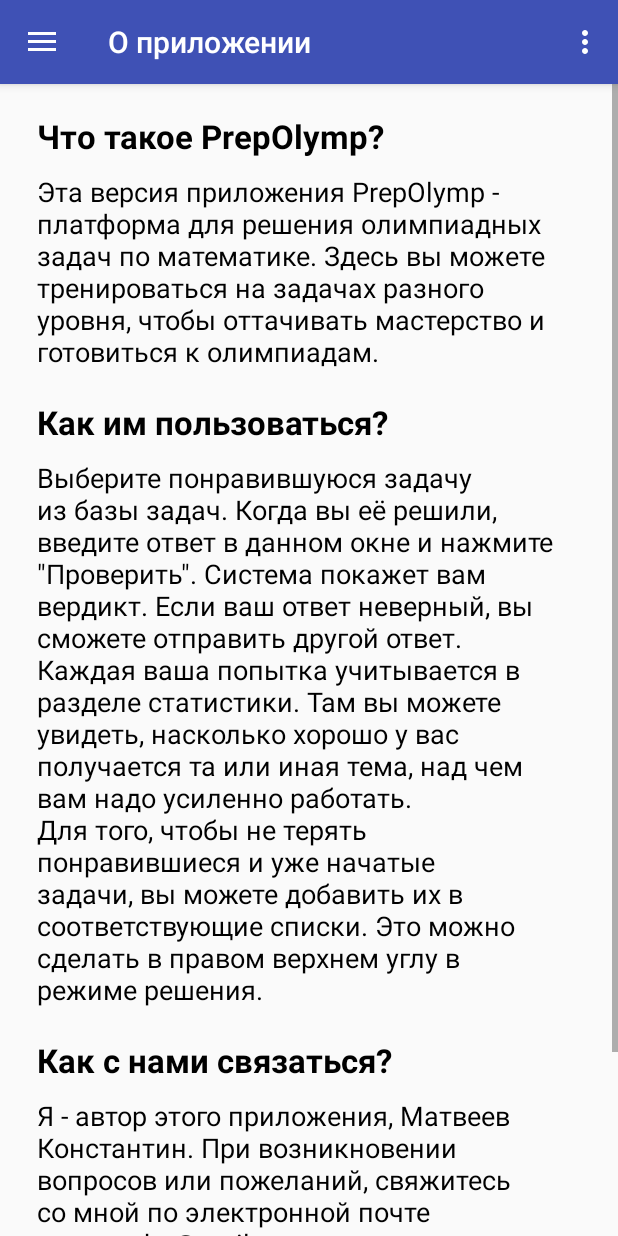
After one commit to matveevk/PrepOlymp, an Android app: the fragment About placed in its activity, on a phone screen of 412 x 824 dp. The commit adds this screen. Run offline under Robolectric (Android 15) with nearby library versions, the phone set to English and light mode, and no system bars.

Commit message:
* All problem lists coloured. * About fragment init.

```diff
--- a/app/src/main/java/com/example/root/prepolymp/MainActivity.java
+++ b/app/src/main/java/com/example/root/prepolymp/MainActivity.java
@@ -12,6 +12,7 @@ import android.support.v7.widget.Toolbar;
 import android.view.Menu;
 import android.view.MenuItem;
 
+import com.example.root.prepolymp.fragments.About;
 import com.example.root.prepolymp.fragments.Favourites;
 import com.example.root.prepolymp.fragments.ProblemList;
 import com.example.root.prepolymp.fragments.SolveLater;
@@ -104,6 +105,9 @@ public class MainActivity extends AppCompatActivity
             case R.id.nav_stats:
                 fragment = new Stats();
                 break;
+            case R.id.nav_about:
+                fragment = new About();
+                break;
         }
 
         if (fragment != null) {
--- a/app/src/main/java/com/example/root/prepolymp/Start.java
+++ b/app/src/main/java/com/example/root/prepolymp/Start.java
@@ -18,6 +18,7 @@ public class Start extends AppCompatActivity {
         super.onCreate(savedInstanceState);
         setContentView(R.layout.activity_start);
 
+        if (problems.size() == 0) {
             Problem problem = new Problem(1, "Найдите наименьшее натуральное число, кратное 99, в десятичной записи которого участвуют только чётные цифры.", "228888", "алгебра");
             problems.add(problem);
             isFavourite.add(false);
@@ -88,6 +89,7 @@ public class Start extends AppCompatActivity {
             isFavourite.add(false);
             isLater.add(false);
             isSolved.add(false);
+        }
 
         Intent intent = new Intent(this, MainActivity.class);
         startActivity(intent);
--- /dev/null
+++ b/app/src/main/java/com/example/root/prepolymp/fragments/About.java
@@ -0,0 +1,58 @@
+package com.example.root.prepolymp.fragments;
+
+import android.os.Bundle;
+import android.support.annotation.Nullable;
+import android.support.v4.app.Fragment;
+import android.util.DisplayMetrics;
+import android.view.LayoutInflater;
+import android.view.View;
+import android.view.ViewGroup;
+import android.widget.TextView;
+
+import com.example.root.prepolymp.R;
+
+public class About extends Fragment {
+
+    @Nullable
+    @Override
+    public View onCreateView(LayoutInflater inflater, @Nullable ViewGroup container, Bundle savedInstanceState) {
+        return inflater.inflate(R.layout.menu_about, container, false);
+    }
+
+    @Override
+    public void onViewCreated(View view, @Nullable Bundle savedInstanceState) {
+        super.onViewCreated(view, savedInstanceState);
+        getActivity().setTitle("О приложении");
+
+        TextView tv2 = (TextView)view.findViewById(R.id.menu_about2);
+        tv2.setWidth(screenWidth() / 100 * 88);
+        String s2 = "Эта версия приложения PrepOlymp - платформа для решения олимпиадных задач по математике." +
+                " Здесь вы можете тренироваться на задачах разного уровня, чтобы оттачивать мастерство и готовиться к олимпиадам.";
+        tv2.setText(s2);
+
+        TextView tv4 = (TextView)view.findViewById(R.id.menu_about4);
+        tv4.setWidth(screenWidth() / 100 * 88);
+        String s4 = "Выберите понравившуюся задачу из базы задач. Когда вы её решили, введите ответ в данном окне и нажмите \"Проверить\". Система покажет вам вердикт. Если ваш ответ неверный, вы сможете отправить другой ответ.\n" +
+                "Каждая ваша попытка учитывается в разделе статистики. Там вы можете увидеть, насколько хорошо у вас получается та или иная тема, над чем вам надо усиленно работать.\n" +
+                "Для того, чтобы не терять понравившиеся и уже начатые задачи, вы можете добавить их в соответствующие списки. Это можно сделать в правом верхнем углу в режиме решения.";
+        tv4.setText(s4);
+
+        TextView tv6 = (TextView)view.findViewById(R.id.menu_about6);
+        tv6.setWidth(screenWidth() / 100 * 88);
+        String s6 = "Я - автор этого приложения, Матвеев Константин. При возникновении вопросов или пожеланий, свяжитесь со мной по электронной почте matveev.kp@mail.ru";
+        tv6.setText(s6);
+
+        TextView tv7 = (TextView)view.findViewById(R.id.menu_about7);
+        tv7.setWidth(screenWidth() / 100 * 88);
+        String s7 = "Приложение PrepOlymp. \n" +
+                "Версия 0 (beta).\n" +
+                "(с) 2017 Матвеев Константин. ";
+        tv7.setText(s7);
+    }
+
+    public int screenWidth() {
+        DisplayMetrics dm = new DisplayMetrics();
+        getActivity().getWindowManager().getDefaultDisplay().getMetrics(dm);
+        return dm.widthPixels;
+    }
+}
--- a/app/src/main/java/com/example/root/prepolymp/fragments/Stats.java
+++ b/app/src/main/java/com/example/root/prepolymp/fragments/Stats.java
@@ -42,7 +42,7 @@ public class Stats extends Fragment {
 
 
         TextView tv3 = (TextView)view.findViewById(R.id.stats3);
-        tv3.setText(Html.fromHtml("Алгебра: <font color=#0000FF>" + cor_alg + "</font> из <font color=#0000FF>" + att_alg + "</font> попыток."));
+        tv3.setText(Html.fromHtml("Алгебра: <font color=#C162EA>" + cor_alg + "</font> из <font color=#0000FF>" + att_alg + "</font> попыток."));
 
         TextView tv4 = (TextView)view.findViewById(R.id.stats4);
         tv4.setText("Комбинаторика: " + cor_comb + " из " + att_comb + " попыток.");
--- /dev/null
+++ b/app/src/main/res/layout/menu_about.xml
@@ -0,0 +1,111 @@
+<?xml version="1.0" encoding="utf-8"?>
+<ScrollView xmlns:app="http://schemas.android.com/apk/res-auto"
+    android:orientation="vertical"
+    android:layout_width="match_parent"
+    android:layout_height="match_parent"
+    xmlns:android="http://schemas.android.com/apk/res/android">
+
+    <android.support.constraint.ConstraintLayout
+        xmlns:android="http://schemas.android.com/apk/res/android"
+        xmlns:app="http://schemas.android.com/apk/res-auto"
+        android:orientation="vertical"
+        android:layout_width="match_parent"
+        android:layout_height="match_parent">
+
+        <TextView
+            android:id="@+id/menu_about1"
+            android:layout_width="wrap_content"
+            android:layout_height="wrap_content"
+            android:text="Что такое PrepOlymp?"
+            android:textSize="22sp"
+            android:textStyle="bold"
+            android:textColor="@android:color/black"
+            android:layout_marginTop="20dp"
+            app:layout_constraintTop_toTopOf="parent"
+            app:layout_constraintLeft_toLeftOf="@+id/menu_about_gl"
+            android:layout_alignParentLeft="true"/>
+
+        <TextView
+            android:id="@+id/menu_about2"
+            android:layout_width="wrap_content"
+            android:layout_height="wrap_content"
+            android:textSize="18sp"
+            android:textColor="@android:color/black"
+            android:layout_marginTop="10dp"
+            app:layout_constraintTop_toBottomOf="@+id/menu_about1"
+            app:layout_constraintLeft_toLeftOf="@+id/menu_about_gl" />
+
+        <TextView
+            android:id="@+id/menu_about3"
+            android:layout_width="wrap_content"
+            android:layout_height="wrap_content"
+            android:text="Как им пользоваться?"
+            android:textSize="22sp"
+            android:textStyle="bold"
+            android:textColor="@android:color/black"
+            android:layout_marginTop="20dp"
+            app:layout_constraintTop_toBottomOf="@+id/menu_about2"
+            app:layout_constraintLeft_toLeftOf="@+id/menu_about_gl"/>
+
+        <TextView
+            android:id="@+id/menu_about4"
+            android:layout_width="wrap_content"
+            android:layout_height="wrap_content"
+            android:textSize="18sp"
+            android:textColor="@android:color/black"
+            android:layout_marginTop="10dp"
+            app:layout_constraintTop_toBottomOf="@+id/menu_about3"
+            app:layout_constraintLeft_toLeftOf="@+id/menu_about_gl" />
+
+        <TextView
+            android:id="@+id/menu_about5"
+            android:layout_width="wrap_content"
+            android:layout_height="wrap_content"
+            android:text="Как с нами связаться?"
+            android:textSize="22sp"
+            android:textStyle="bold"
+            android:textColor="@android:color/black"
+            android:layout_marginTop="20dp"
+            app:layout_constraintTop_toBottomOf="@+id/menu_about4"
+            app:layout_constraintLeft_toLeftOf="@+id/menu_about_gl"/>
+
+        <TextView
+            android:id="@+id/menu_about6"
+            android:layout_width="wrap_content"
+            android:layout_height="wrap_content"
+            android:textSize="18sp"
+            android:textColor="@android:color/black"
+            android:layout_marginTop="10dp"
+            app:layout_constraintTop_toBottomOf="@+id/menu_about5"
+            app:layout_constraintLeft_toLeftOf="@+id/menu_about_gl" />
+
+        <android.support.constraint.Guideline
+            android:layout_width="wrap_content"
+            android:layout_height="wrap_content"
+            android:id="@+id/menu_about_gl"
+            app:layout_constraintGuide_percent="0.06"
+            android:orientation="vertical" />
+
+        <View
+            android:id="@+id/menu_about_horline"
+            android:layout_width="match_parent"
+            android:layout_height="1dp"
+            android:background="@android:color/darker_gray"
+            app:layout_constraintTop_toBottomOf="@+id/menu_about6"
+            android:layout_marginTop="20dp"
+            app:layout_constraintLeft_toLeftOf="parent"/>
+
+        <TextView
+            android:id="@+id/menu_about7"
+            android:layout_width="wrap_content"
+            android:layout_height="wrap_content"
+            android:textSize="18sp"
+            android:textColor="@android:color/black"
+            android:layout_marginTop="20dp"
+            android:paddingBottom="20dp"
+            app:layout_constraintTop_toBottomOf="@+id/menu_about_horline"
+            app:layout_constraintLeft_toLeftOf="@+id/menu_about_gl" />
+
+    </android.support.constraint.ConstraintLayout>
+
+</ScrollView>
```
Also changed, not shown: app/src/main/java/com/example/root/prepolymp/fragments/Favourites.java (+30 -4 lines), app/src/main/java/com/example/root/prepolymp/fragments/SolveLater.java (+27 -6 lines), app/src/main/java/com/example/root/prepolymp/fragments/Solved.java (+26 -6 lines), app/src/main/res/layout/problem_view.xml (+2 -6 lines). Lines whose indentation alone changed are shown as unchanged.
